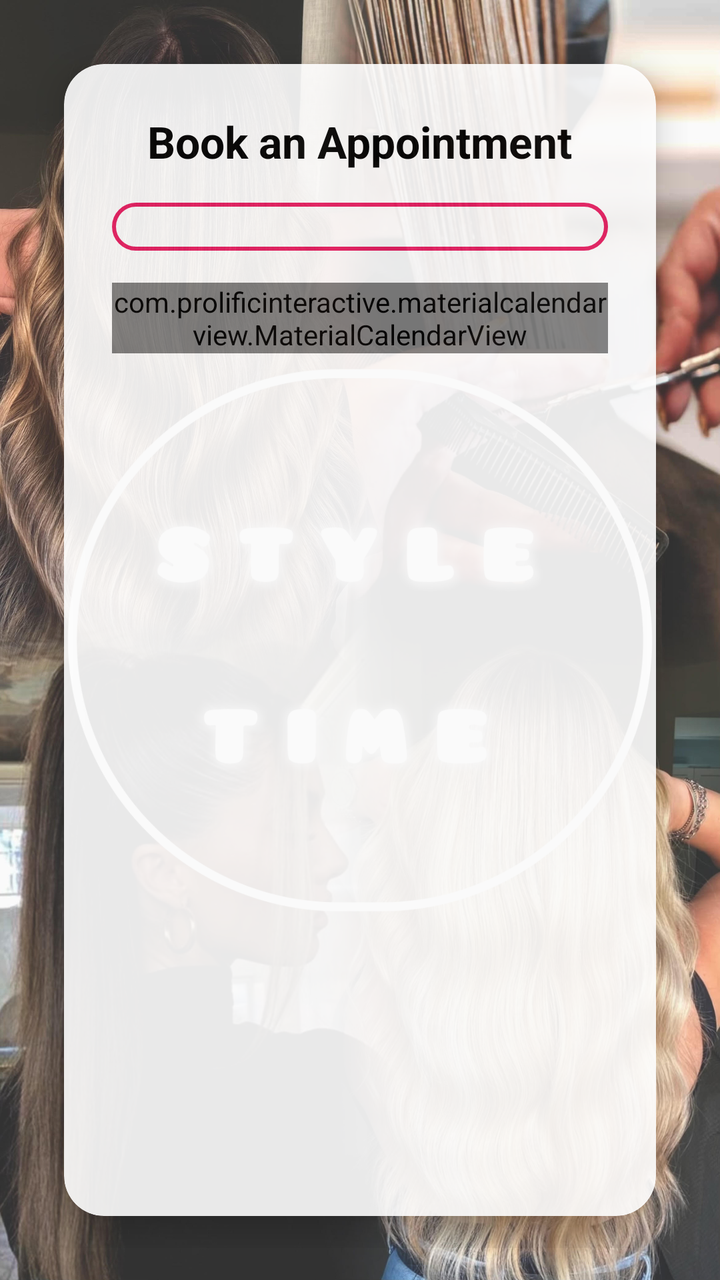
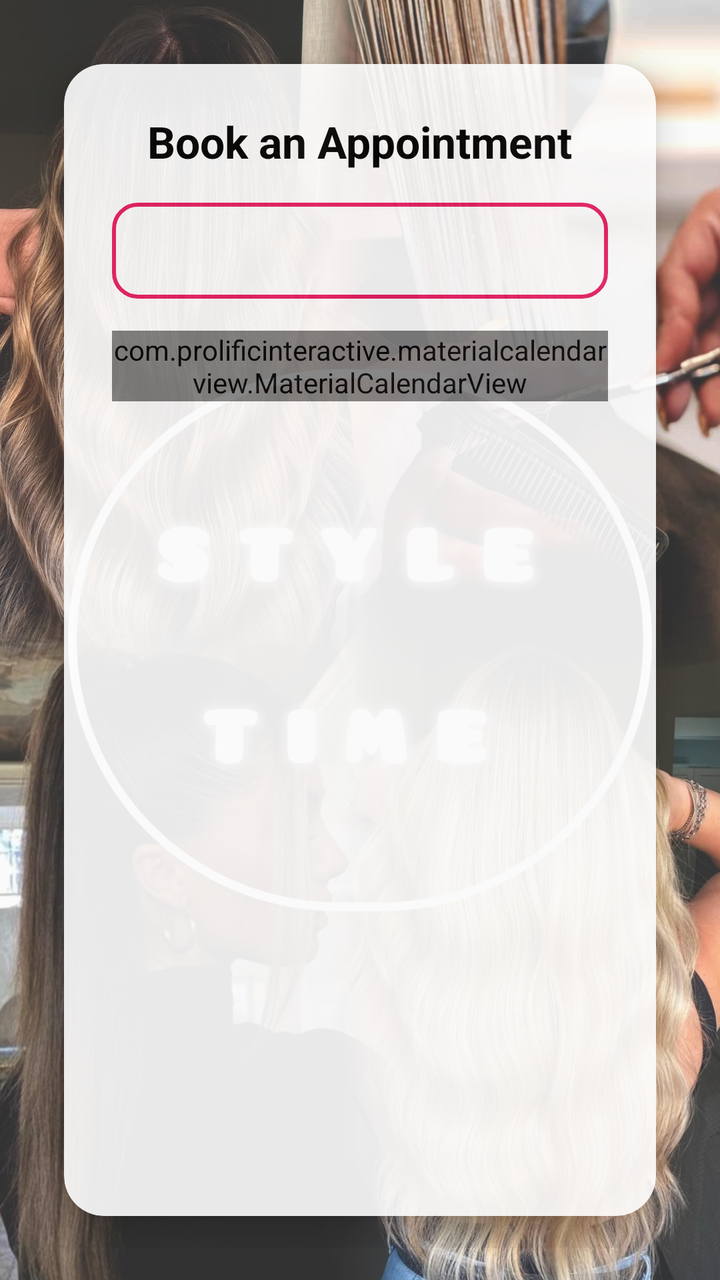

Screens rendered from an Android XML layout before and after an edit, with the pre-edit source and the edit as a unified diff.
<!-- AndroidManifest.xml: application theme Theme.StyleTimeAndroidApp -->
<!-- res/layout/fragment_book_appointment.xml -->
<?xml version="1.0" encoding="utf-8"?>
<androidx.constraintlayout.widget.ConstraintLayout xmlns:android="http://schemas.android.com/apk/res/android"
    xmlns:app="http://schemas.android.com/apk/res-auto"
    android:layout_width="match_parent"
    android:layout_height="match_parent"
    android:background="@drawable/background"
    android:padding="16dp">

    
    <androidx.cardview.widget.CardView
        android:layout_width="0dp"
        android:layout_height="0dp"
        app:cardCornerRadius="20dp"
        app:cardElevation="10dp"
        android:background="@android:color/white"
        android:alpha="0.9"
        app:layout_constraintTop_toTopOf="parent"
        app:layout_constraintBottom_toBottomOf="parent"
        app:layout_constraintStart_toStartOf="parent"
        app:layout_constraintEnd_toEndOf="parent"
        android:layout_margin="16dp">

        <LinearLayout
            android:layout_width="match_parent"
            android:layout_height="match_parent"
            android:orientation="vertical"
            android:padding="24dp">

            
            <TextView
                android:layout_width="wrap_content"
                android:layout_height="wrap_content"
                android:text="Book an Appointment"
                android:textSize="22sp"
                android:textStyle="bold"
                android:textColor="@color/black"
                android:gravity="center"
                android:layout_gravity="center_horizontal"
                android:paddingBottom="16dp"/>

            
            <Spinner
                android:id="@+id/treatmentSpinner"
                android:layout_width="match_parent"
                android:layout_height="wrap_content"
                android:background="@drawable/spinner_background"
                android:padding="12dp"
                android:textColor="@color/black"
                android:textAlignment="center"
                android:layout_marginBottom="16dp"/>


            
            <com.prolificinteractive.materialcalendarview.MaterialCalendarView
                android:id="@+id/calendarView"
                android:layout_width="match_parent"
                android:layout_height="wrap_content"
                app:mcv_showOtherDates="all"
                android:theme="@style/CalendarPinkSelector"
                android:layout_marginBottom="16dp"/>

            
            <TextView
                android:id="@+id/availableTimesTitle"
                android:layout_width="wrap_content"
                android:layout_height="wrap_content"
                android:text="Available Times"
                android:textSize="18sp"
                android:textStyle="bold"
                android:textColor="@android:color/black"
                android:layout_marginBottom="8dp"
                android:visibility="gone"/>

            
            <androidx.recyclerview.widget.RecyclerView
                android:id="@+id/availableAppointmentsRecyclerView"
                android:layout_width="match_parent"
                android:layout_height="0dp"
                android:layout_weight="1"
                android:visibility="gone"
                android:layout_marginBottom="16dp"
                android:overScrollMode="always"
                android:scrollbars="vertical"/>


            
            <Button
                android:id="@+id/confirmAppointmentButton"
                android:layout_width="match_parent"
                android:layout_height="wrap_content"
                android:text="Confirm Appointment"
                android:textColor="@android:color/white"
                android:backgroundTint="@color/accent"
                android:padding="12dp"
                android:visibility="gone"/>
        </LinearLayout>
    </androidx.cardview.widget.CardView>

</androidx.constraintlayout.widget.ConstraintLayout>
<!-- resources referenced by this layout -->
<resources>
  <color name="accent">#FF4081</color>
  <color name="black">#000000</color>
  <!-- drawable background: jpg bitmap (drawable-xxhdpi, 942889 bytes) -->
  <!-- drawable spinner_background (drawable) -->
  <?xml version="1.0" encoding="utf-8"?>
  <shape xmlns:android="http://schemas.android.com/apk/res/android"
      android:shape="rectangle">
  
      <corners android:radius="12dp"/>
      <solid android:color="@android:color/white"/>
      <stroke android:width="2dp" android:color="@color/primary"/>
      <padding android:left="8dp" android:right="8dp" android:top="4dp" android:bottom="4dp"/>
  </shape>
  <style name="CalendarPinkSelector" parent="Theme.MaterialComponents.DayNight">
          <item name="colorAccent">#FF69B4</item> 
          <item name="android:dateTextAppearance">@style/CalendarDateText</item>
      </style>
  <style name="Theme.StyleTimeAndroidApp" parent="Theme.MaterialComponents.DayNight.DarkActionBar">
          <item name="colorPrimary">#6200EE</item>
          <item name="colorPrimaryVariant">#3700B3</item>
          <item name="colorOnPrimary">#FFFFFF</item>
          <item name="colorSecondary">#03DAC5</item>
      </style>
  <color name="primary">#E91E63</color>
  <style name="CalendarDateText" parent="TextAppearance.MaterialComponents.Body1">
          <item name="android:textColor">#000000</item> 
      </style>
</resources>

<!-- the commit's change to res/layout/fragment_book_appointment.xml (unified diff, before → after) -->
@@ -43,11 +43,13 @@
                 android:id="@+id/treatmentSpinner"
                 android:layout_width="match_parent"
                 android:layout_height="wrap_content"
+                android:minHeight="48dp"
                 android:background="@drawable/spinner_background"
                 android:padding="12dp"
                 android:textColor="@color/black"
                 android:textAlignment="center"
                 android:layout_marginBottom="16dp"/>
+
 
 
             
